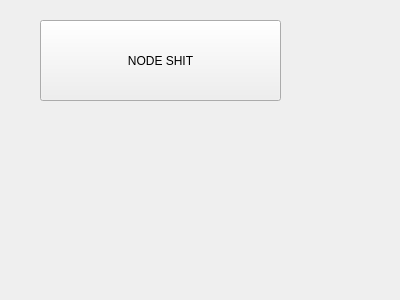
This is src/libs/libd3/d3/nodes/ui/NodeParameterWidget.ui in mrdeveloperdude/OctoMY as Qt 5 draws it before an edit. The edited form follows.
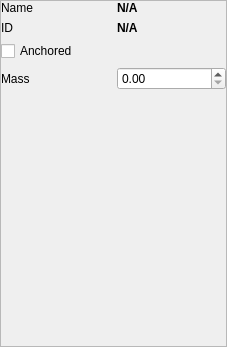
This is the edited form.

```diff
--- a/src/libs/libd3/d3/nodes/ui/NodeParameterWidget.ui
+++ b/src/libs/libd3/d3/nodes/ui/NodeParameterWidget.ui
@@ -6,26 +6,138 @@
    <rect>
     <x>0</x>
     <y>0</y>
-    <width>400</width>
-    <height>300</height>
+    <width>227</width>
+    <height>347</height>
    </rect>
   </property>
   <property name="windowTitle">
    <string>Form</string>
   </property>
-  <widget class="QPushButton" name="pushButton">
-   <property name="geometry">
-    <rect>
-     <x>40</x>
-     <y>20</y>
-     <width>241</width>
-     <height>81</height>
-    </rect>
+  <layout class="QVBoxLayout" name="verticalLayout_2">
+   <property name="leftMargin">
+    <number>0</number>
    </property>
-   <property name="text">
-    <string>NODE SHIT</string>
+   <property name="topMargin">
+    <number>0</number>
    </property>
-  </widget>
+   <property name="rightMargin">
+    <number>0</number>
+   </property>
+   <property name="bottomMargin">
+    <number>0</number>
+   </property>
+   <item>
+    <widget class="QScrollArea" name="scrollArea">
+     <property name="widgetResizable">
+      <bool>true</bool>
+     </property>
+     <widget class="QWidget" name="scrollAreaWidgetContents">
+      <property name="geometry">
+       <rect>
+        <x>0</x>
+        <y>0</y>
+        <width>225</width>
+        <height>345</height>
+       </rect>
+      </property>
+      <layout class="QVBoxLayout" name="verticalLayout">
+       <property name="leftMargin">
+        <number>0</number>
+       </property>
+       <property name="topMargin">
+        <number>0</number>
+       </property>
+       <property name="rightMargin">
+        <number>0</number>
+       </property>
+       <property name="bottomMargin">
+        <number>0</number>
+       </property>
+       <item>
+        <layout class="QHBoxLayout" name="horizontalLayout_2">
+         <item>
+          <widget class="QLabel" name="label_2">
+           <property name="text">
+            <string>Name</string>
+           </property>
+          </widget>
+         </item>
+         <item>
+          <widget class="QLabel" name="labelName">
+           <property name="font">
+            <font>
+             <bold>true</bold>
+            </font>
+           </property>
+           <property name="text">
+            <string>N/A</string>
+           </property>
+          </widget>
+         </item>
+        </layout>
+       </item>
+       <item>
+        <layout class="QHBoxLayout" name="horizontalLayout_3">
+         <item>
+          <widget class="QLabel" name="label_3">
+           <property name="text">
+            <string>ID</string>
+           </property>
+          </widget>
+         </item>
+         <item>
+          <widget class="QLabel" name="labelID">
+           <property name="font">
+            <font>
+             <bold>true</bold>
+            </font>
+           </property>
+           <property name="text">
+            <string>N/A</string>
+           </property>
+          </widget>
+         </item>
+        </layout>
+       </item>
+       <item>
+        <widget class="QCheckBox" name="checkBoxAnchored">
+         <property name="text">
+          <string>Anchored</string>
+         </property>
+        </widget>
+       </item>
+       <item>
+        <layout class="QHBoxLayout" name="horizontalLayout">
+         <item>
+          <widget class="QLabel" name="label">
+           <property name="text">
+            <string>Mass</string>
+           </property>
+          </widget>
+         </item>
+         <item>
+          <widget class="QDoubleSpinBox" name="doubleSpinBoxMass"/>
+         </item>
+        </layout>
+       </item>
+       <item>
+        <spacer name="verticalSpacer">
+         <property name="orientation">
+          <enum>Qt::Orientation::Vertical</enum>
+         </property>
+         <property name="sizeHint" stdset="0">
+          <size>
+           <width>20</width>
+           <height>40</height>
+          </size>
+         </property>
+        </spacer>
+       </item>
+      </layout>
+     </widget>
+    </widget>
+   </item>
+  </layout>
  </widget>
  <resources/>
  <connections/>
```
Left out of the diff: 39 changed lines with no effect on the pictures.
